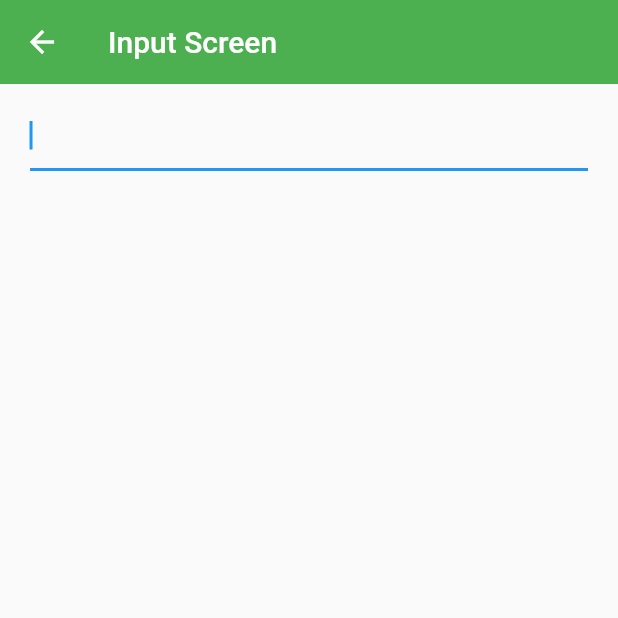
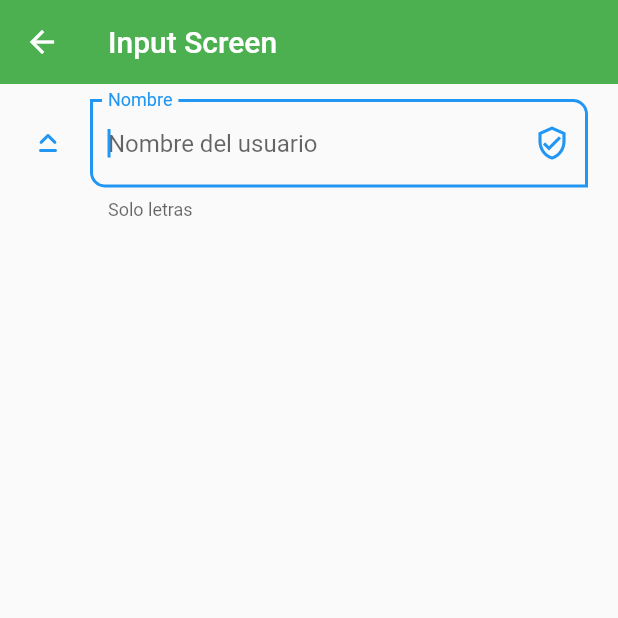
Before and after one commit to eidepozo/fl_components, a Flutter app: the InputScreen screen opened by its route, on a phone screen of 412 x 824 dp, the top half of it. Run offline on Flutter 3.47's test engine with Material 2 defaults, Android fonts, the phone set to English and light mode, and no system bars.

Commit message:
Agrega personalizacion input

```diff
--- a/fl_components/lib/screens/inputs_screen.dart
+++ b/fl_components/lib/screens/inputs_screen.dart
@@ -20,6 +20,21 @@ class InputScreen extends StatelessWidget {
                       onChanged: (value) {
                         print('value: $value');
                       },
+                      validator: (value) {
+                        if (value == null) return 'Este campo es requerido';
+                        return value.length < 3 ? 'Minimo de 3 letras' : null;
+                      },
+                      autovalidateMode: AutovalidateMode.onUserInteraction,
+                      decoration: const InputDecoration(
+                          hintText: 'Nombre del usuario',
+                          labelText: 'Nombre',
+                          helperText: 'Solo letras',
+                          suffixIcon: Icon(Icons.verified_user_outlined),
+                          icon: Icon(Icons.keyboard_capslock_rounded),
+                          border: OutlineInputBorder(
+                              borderRadius: BorderRadius.only(
+                                  bottomLeft: Radius.circular(10),
+                                  topRight: Radius.circular(10)))),
                     )
                   ],
                 ))));
```
